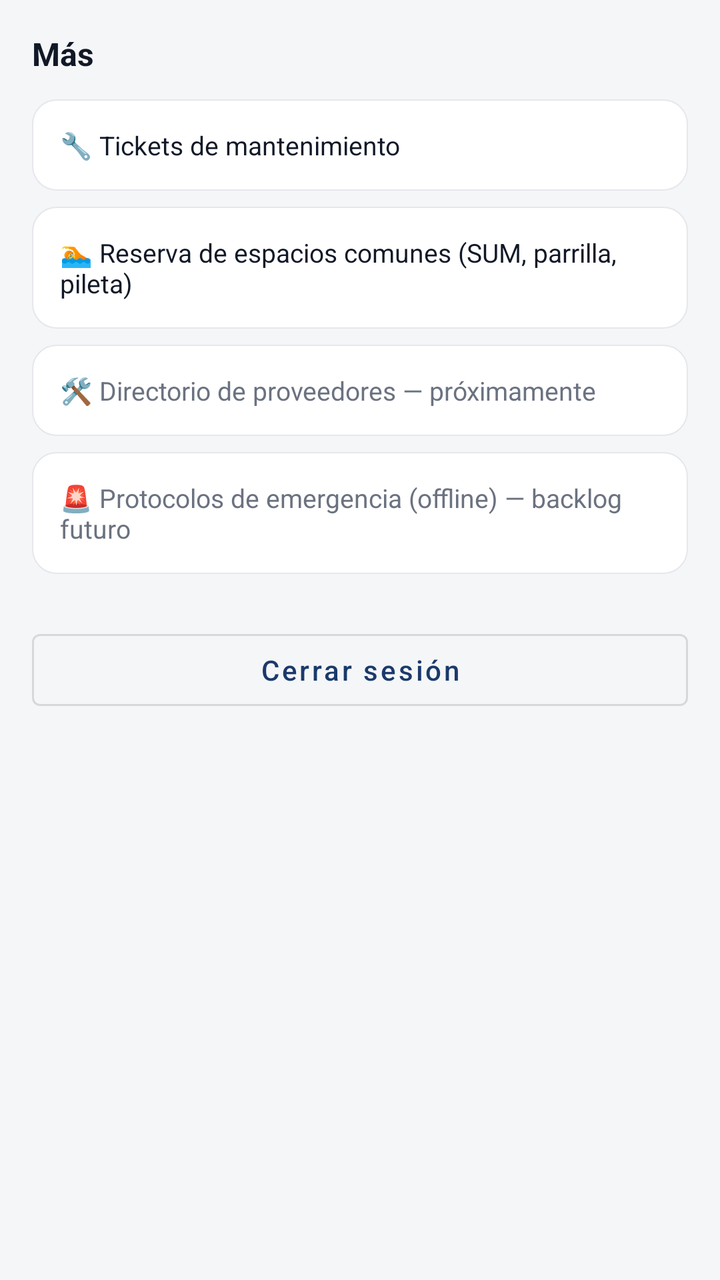
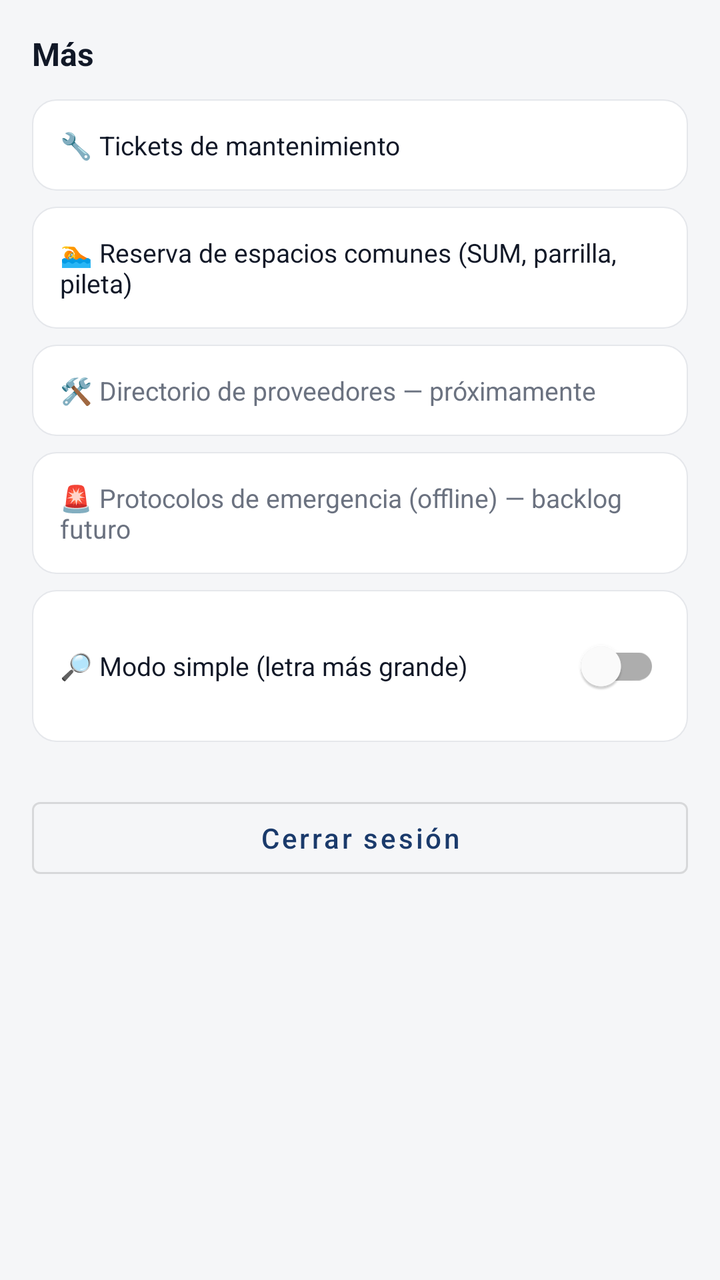

Compare the two renders of this Android layout. The source of the first and the diff that turns it into the second are given below.
<!-- AndroidManifest.xml: application theme Theme.ConsorcioTransparente -->
<!-- res/layout/fragment_mas.xml -->
<?xml version="1.0" encoding="utf-8"?>
<LinearLayout xmlns:android="http://schemas.android.com/apk/res/android"
    android:layout_width="match_parent"
    android:layout_height="match_parent"
    android:background="@color/background"
    android:orientation="vertical"
    android:padding="16dp">

    <TextView
        android:layout_width="wrap_content"
        android:layout_height="wrap_content"
        android:layout_marginBottom="12dp"
        android:text="Más"
        android:textColor="@color/text_primary"
        android:textSize="16sp"
        android:textStyle="bold" />

    <TextView
        android:id="@+id/itemBuildingConfig"
        android:layout_width="match_parent"
        android:layout_height="wrap_content"
        android:layout_marginBottom="8dp"
        android:background="@drawable/bg_card"
        android:clickable="true"
        android:focusable="true"
        android:padding="14dp"
        android:text="@string/building_config_menu_item"
        android:textColor="@color/text_primary"
        android:textSize="13sp"
        android:visibility="gone" />

    <TextView
        android:id="@+id/itemTickets"
        android:layout_width="match_parent"
        android:layout_height="wrap_content"
        android:layout_marginBottom="8dp"
        android:background="@drawable/bg_card"
        android:clickable="true"
        android:focusable="true"
        android:padding="14dp"
        android:text="@string/tickets_menu_item"
        android:textColor="@color/text_primary"
        android:textSize="13sp" />

    <TextView
        android:id="@+id/itemReservas"
        android:layout_width="match_parent"
        android:layout_height="wrap_content"
        android:layout_marginBottom="8dp"
        android:background="@drawable/bg_card"
        android:clickable="true"
        android:focusable="true"
        android:padding="14dp"
        android:text="🏊 Reserva de espacios comunes (SUM, parrilla, pileta)"
        android:textColor="@color/text_primary"
        android:textSize="13sp" />

    <TextView
        android:layout_width="match_parent"
        android:layout_height="wrap_content"
        android:layout_marginBottom="8dp"
        android:background="@drawable/bg_card"
        android:padding="14dp"
        android:text="🛠️ Directorio de proveedores — próximamente"
        android:textColor="@color/text_secondary"
        android:textSize="13sp" />

    <TextView
        android:layout_width="match_parent"
        android:layout_height="wrap_content"
        android:layout_marginBottom="8dp"
        android:background="@drawable/bg_card"
        android:padding="14dp"
        android:text="🚨 Protocolos de emergencia (offline) — backlog futuro"
        android:textColor="@color/text_secondary"
        android:textSize="13sp" />

    <Button
        android:id="@+id/buttonLogout"
        android:layout_width="match_parent"
        android:layout_height="wrap_content"
        android:layout_marginTop="16dp"
        android:text="@string/logout"
        android:textAllCaps="false"
        style="@style/Widget.MaterialComponents.Button.OutlinedButton" />

</LinearLayout>
<!-- resources referenced by this layout -->
<resources>
  <color name="background">#F5F6F8</color>
  <color name="text_primary">#111827</color>
  <color name="text_secondary">#6B7280</color>
  <!-- drawable bg_card (drawable) -->
  <?xml version="1.0" encoding="utf-8"?>
  <shape xmlns:android="http://schemas.android.com/apk/res/android">
      <solid android:color="@color/surface" />
      <corners android:radius="12dp" />
      <stroke android:width="0.5dp" android:color="@color/border" />
  </shape>
  <string name="building_config_menu_item">⚙️ Configuración del edificio</string>
  <string name="logout">Cerrar sesión</string>
  <string name="tickets_menu_item">🔧 Tickets de mantenimiento</string>
  <style name="Theme.ConsorcioTransparente" parent="Theme.MaterialComponents.DayNight.NoActionBar">
          <item name="colorPrimary">@color/navy</item>
          <item name="colorPrimaryDark">@color/navy_dark</item>
          <item name="colorAccent">@color/blue_accent</item>
          <item name="android:windowBackground">@color/background</item>
          <item name="android:statusBarColor" tools:targetApi="l">@color/navy</item>
      </style>
  <color name="surface">#FFFFFF</color>
  <color name="border">#E5E7EB</color>
  <color name="navy">#1A3A6B</color>
  <color name="navy_dark">#0F2647</color>
  <color name="blue_accent">#3B82F6</color>
</resources>

<!-- the commit's change to res/layout/fragment_mas.xml (unified diff, before → after) -->
@@ -1,5 +1,6 @@
 <?xml version="1.0" encoding="utf-8"?>
 <LinearLayout xmlns:android="http://schemas.android.com/apk/res/android"
+    xmlns:app="http://schemas.android.com/apk/res-auto"
     android:layout_width="match_parent"
     android:layout_height="match_parent"
     android:background="@color/background"
@@ -62,7 +63,7 @@
         android:background="@drawable/bg_card"
         android:padding="14dp"
         android:text="🛠️ Directorio de proveedores — próximamente"
-        android:textColor="@color/text_secondary"
+        android:textColor="?attr/colorTextSecondary"
         android:textSize="13sp" />
 
     <TextView
@@ -72,8 +73,32 @@
         android:background="@drawable/bg_card"
         android:padding="14dp"
         android:text="🚨 Protocolos de emergencia (offline) — backlog futuro"
-        android:textColor="@color/text_secondary"
+        android:textColor="?attr/colorTextSecondary"
         android:textSize="13sp" />
+
+    <LinearLayout
+        android:layout_width="match_parent"
+        android:layout_height="wrap_content"
+        android:layout_marginBottom="8dp"
+        android:background="@drawable/bg_card"
+        android:gravity="center_vertical"
+        android:orientation="horizontal"
+        android:padding="14dp">
+
+        <TextView
+            android:layout_width="0dp"
+            android:layout_height="wrap_content"
+            android:layout_weight="1"
+            android:text="@string/simple_mode_item"
+            android:textColor="@color/text_primary"
+            android:textSize="13sp" />
+
+        <com.google.android.material.switchmaterial.SwitchMaterial
+            android:id="@+id/switchSimpleMode"
+            android:layout_width="wrap_content"
+            android:layout_height="wrap_content"
+            app:showText="false" />
+    </LinearLayout>
 
     <Button
         android:id="@+id/buttonLogout"
<!-- resource entries referenced after the edit -->
@@ -12,13 +12,15 @@
   </shape>
   <string name="building_config_menu_item">⚙️ Configuración del edificio</string>
   <string name="logout">Cerrar sesión</string>
+  <string name="simple_mode_item">🔎 Modo simple (letra más grande)</string>
   <string name="tickets_menu_item">🔧 Tickets de mantenimiento</string>
-  <style name="Theme.ConsorcioTransparente" parent="Theme.MaterialComponents.DayNight.NoActionBar">
+  <style name="Theme.ConsorcioTransparente" parent="Theme.MaterialComponents.Light.NoActionBar">
           <item name="colorPrimary">@color/navy</item>
           <item name="colorPrimaryDark">@color/navy_dark</item>
           <item name="colorAccent">@color/blue_accent</item>
           <item name="android:windowBackground">@color/background</item>
           <item name="android:statusBarColor" tools:targetApi="l">@color/navy</item>
+          <item name="colorTextSecondary">@color/text_secondary</item>
       </style>
   <color name="surface">#FFFFFF</color>
   <color name="border">#E5E7EB</color>
